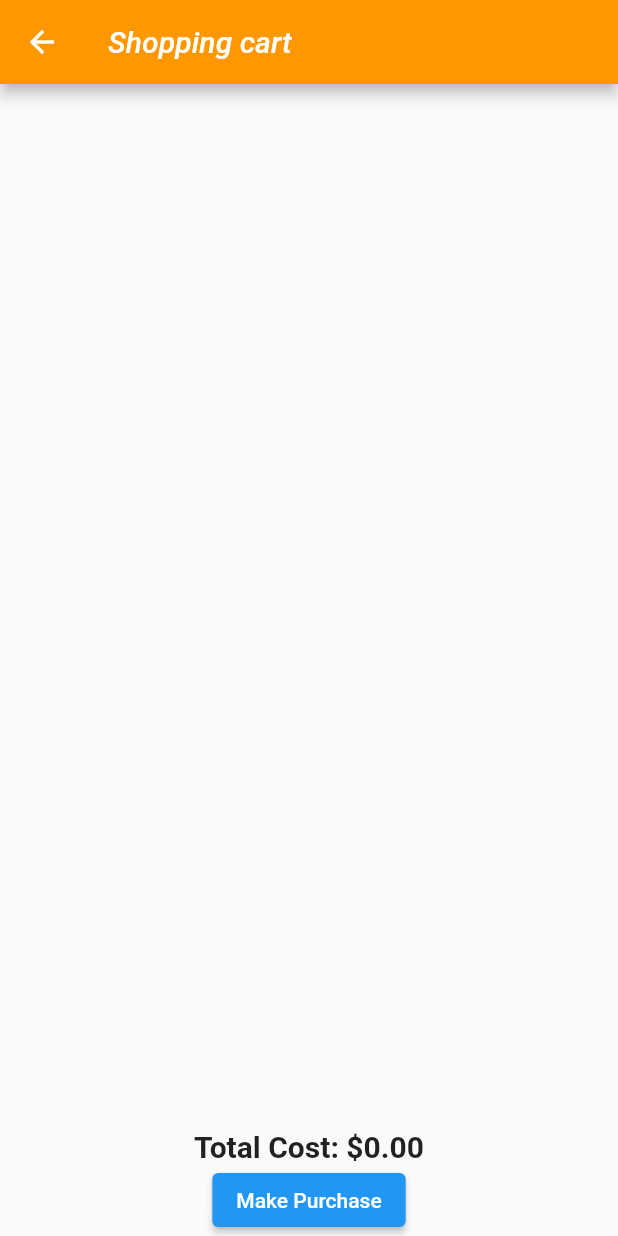
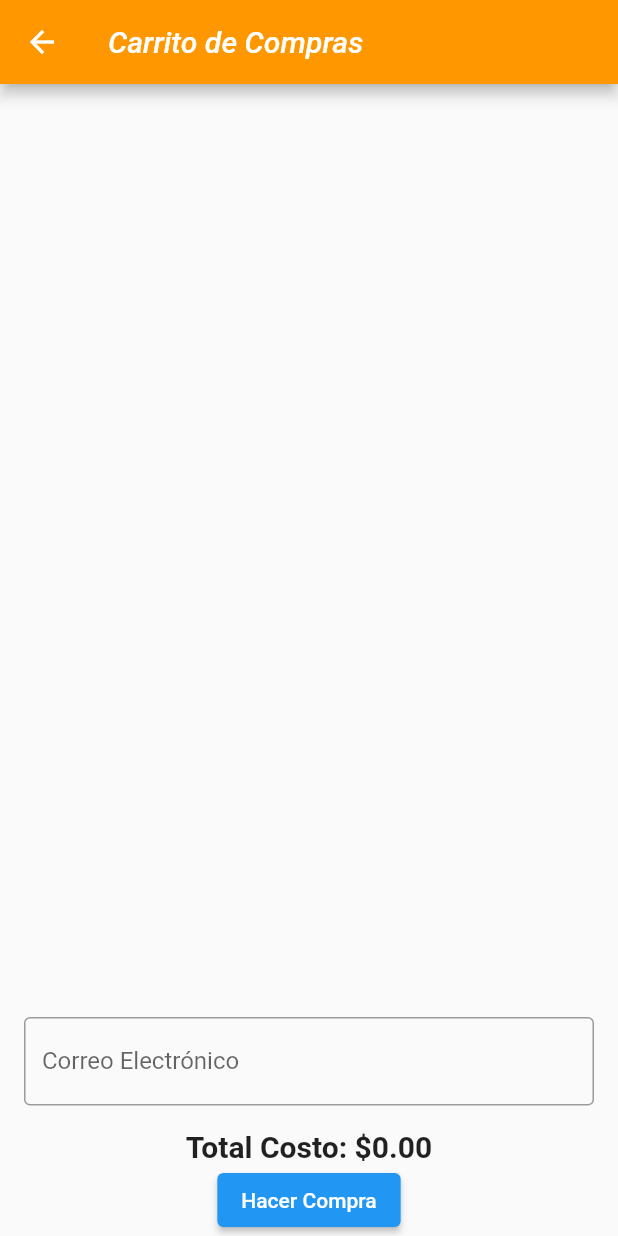
Before and after one commit to Chelo19/Practica_2_DisMov, a Flutter app: the CartScreen screen opened directly, on a phone screen of 412 x 824 dp. Run offline on Flutter 3.47's test engine with Material 2 defaults, Android fonts, the phone set to English and light mode, and no system bars.

Commit message:
Update cart_screen.dart

```diff
--- a/lib/cart_screen.dart
+++ b/lib/cart_screen.dart
@@ -1,5 +1,5 @@
 import 'package:flutter/material.dart';
-import 'main.dart'; // Import the Product class and shoppingCart list from main.dart
+import 'main.dart'; // Importa la clase Product y la lista shoppingCart de main.dart
 import 'purchase_screen.dart';
 
 class CartScreen extends StatefulWidget {
@@ -8,6 +8,7 @@ class CartScreen extends StatefulWidget {
 }
 
 class _CartScreenState extends State<CartScreen> {
+  String email = ''; // Variable para el correo electrónico
 
   void makePurchase(BuildContext context) {
     Navigator.push(
@@ -16,6 +17,7 @@ class _CartScreenState extends State<CartScreen> {
         builder: (context) => PurchaseScreen(
           purchasedProducts: shoppingCart,
           totalCost: calculateTotalCost(),
+          email: email, // Pasa el correo electrónico a la pantalla de compra
         ),
       ),
     );
@@ -25,7 +27,8 @@ class _CartScreenState extends State<CartScreen> {
   Widget build(BuildContext context) {
     return Scaffold(
       appBar: AppBar(
-        title: Text('Shopping cart',
+        title: Text(
+          'Carrito de Compras',
           style: TextStyle(
             fontStyle: FontStyle.italic,
           ),
@@ -44,7 +47,6 @@ class _CartScreenState extends State<CartScreen> {
     return totalCost;
   }
 
-
   Widget buildCartContents() {
     return Column(
       children: [
@@ -56,22 +58,34 @@ class _CartScreenState extends State<CartScreen> {
             },
           ),
         ),
+        Padding(
+          padding: const EdgeInsets.all(16.0),
+          child: TextField(
+            decoration: InputDecoration(
+              labelText: 'Correo Electrónico', // Etiqueta para el campo de correo electrónico
+              border: OutlineInputBorder(),
+            ),
+            onChanged: (value) {
+              setState(() {
+                email = value; // Actualiza la variable con el correo electrónico
+              });
+            },
+          ),
+        ),
         Text(
-          'Total Cost: \$${calculateTotalCost().toStringAsFixed(2)}', // Display the total cost
+          'Total Costo: \$${calculateTotalCost().toStringAsFixed(2)}', // Muestra el costo total
           style: TextStyle(fontSize: 20, fontWeight: FontWeight.bold),
         ),
         ElevatedButton(
           onPressed: () {
             makePurchase(context);
           },
-          child: Text('Make Purchase'),
-        )
-
+          child: Text('Hacer Compra'),
+        ),
       ],
     );
   }
 }
-
 
 class CartItem extends StatelessWidget {
   final Product product;
@@ -82,8 +96,8 @@ class CartItem extends StatelessWidget {
   Widget build(BuildContext context) {
     return ListTile(
       title: Text(product.title),
-      subtitle: Text('ID: ${product.id}' + '    ' + 'Price: ${product.price}'),
-      // You can display additional product information here.
+      subtitle: Text('ID: ${product.id}' + '    ' + 'Precio: ${product.price}'),
+      // Puedes mostrar información adicional del producto aquí.
     );
   }
 }
```
